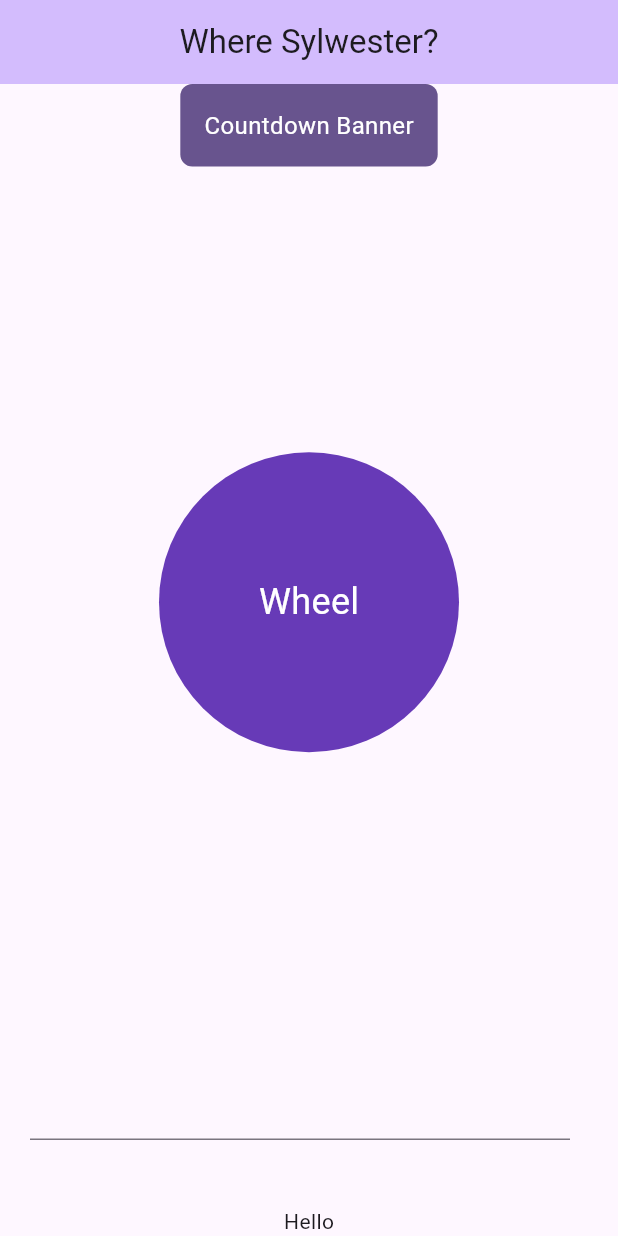
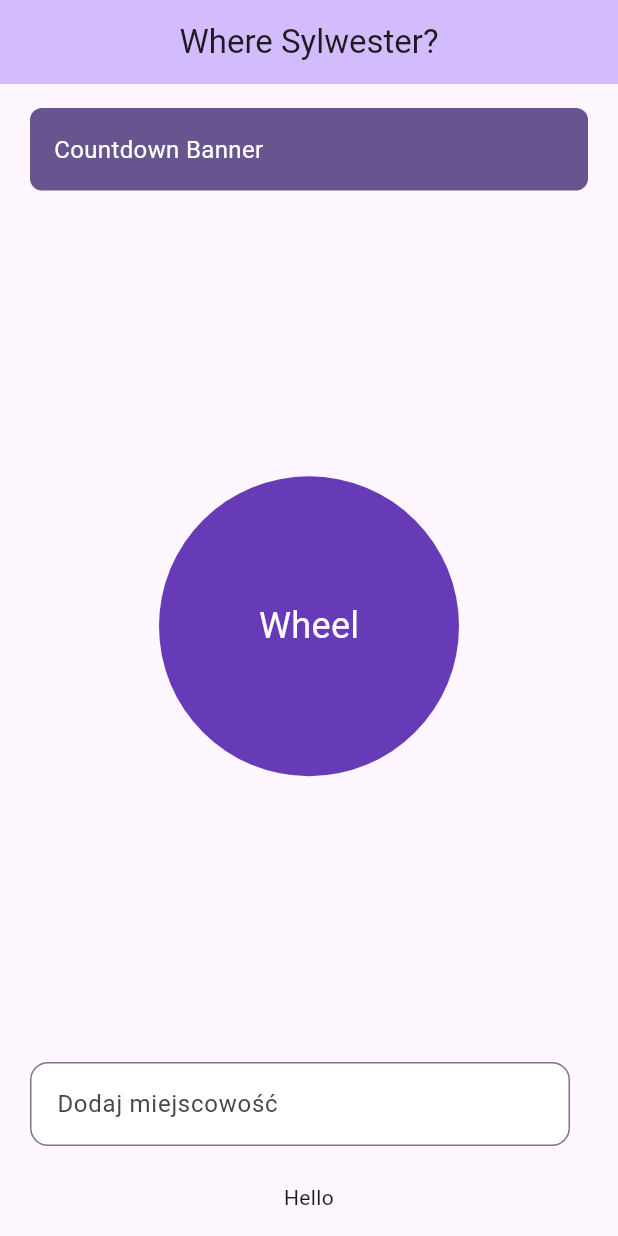
Before and after one commit to TimberedQuasar/new_years_app, a Flutter app: the screen it shows after launch, on a phone screen of 412 x 824 dp. Run offline on Flutter 3.47's test engine with Material 3 defaults, Android fonts, the phone set to English and light mode, and no system bars.

Commit message:
changes_to_ui

```diff
--- a/lib/main.dart
+++ b/lib/main.dart
@@ -37,25 +37,51 @@ class _MyHomePageState extends State<MyHomePage> {
         backgroundColor: Theme.of(context).colorScheme.inversePrimary,
         title: Center(child: Text(widget.title)),
       ),
-      body: Center(
-        child: Column(
-          mainAxisAlignment: .center,
-          children: [
-            CountdownBanner(),
-            Expanded(child: Stack(children: [AnimatedWheel()])),
-            Padding(
-              padding: EdgeInsetsGeometry.all(20),
-              child: Row(
+      body: SafeArea(
+        child: Padding(
+          padding: const EdgeInsets.symmetric(horizontal: 20, vertical: 16),
+          child: Column(
+            crossAxisAlignment: CrossAxisAlignment.stretch,
+            children: [
+              const CountdownBanner(),
+              const SizedBox(height: 24),
+              Expanded(child: Stack(children: [AnimatedWheel()])),
+              const SizedBox(height: 24),
+              Row(
                 children: [
-                  Expanded(child: TextField()),
+                  Expanded(
+                    child: TextField(
+                      decoration: InputDecoration(
+                        hintText: "Dodaj miejscowość",
+                        filled: true,
+                        fillColor: Colors.white,
+                        contentPadding: const EdgeInsets.symmetric(
+                          vertical: 16,
+                          horizontal: 14,
+                        ),
+                        border: OutlineInputBorder(
+                          borderRadius: BorderRadius.circular(12),
+                          borderSide: BorderSide(
+                            color: Theme.of(context).dividerColor,
+                          ),
+                        ),
+                        enabledBorder: OutlineInputBorder(
+                          borderRadius: BorderRadius.circular(12),
+                          borderSide: BorderSide(
+                            color: Theme.of(context).dividerColor,
+                          ),
+                        ),
+                      ),
+                    ),
+                  ),
                   SizedBox(width: 12),
                   //ElevatedButton(onPressed: set, child: child)
                 ],
               ),
-            ),
-            SizedBox(height: 24),
-            Text("Hello"),
-          ],
+              SizedBox(height: 24),
+              Text("Hello", textAlign: TextAlign.center),
+            ],
+          ),
         ),
       ),
     );
```
Also changed, not shown: flutter_01.png (added).
